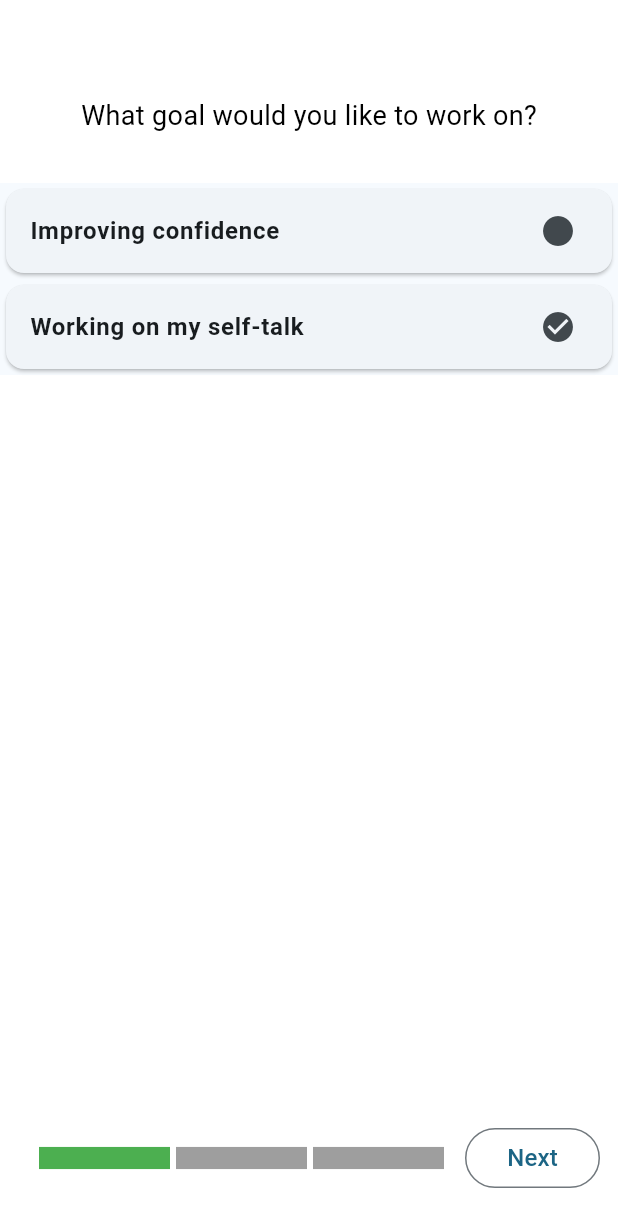
After one commit to lucampor/stepping_stones, a Flutter app: the screen it shows after launch, on a phone screen of 412 x 824 dp. The commit adds this screen. Shown: the top 1227 px of the screen. Run offline on Flutter 3.47's test engine with Material 2 defaults, Android fonts, the phone set to English and light mode, and no system bars; drawn by our look-alikes of step_progress_indicator.

Commit message:
start working on tutorial

```diff
--- a/lib/main.dart
+++ b/lib/main.dart
@@ -1,5 +1,6 @@
 import 'package:flutter/material.dart';
-import 'package:stepping_stones/main_screen/goal_page.dart';
+// import 'package:stepping_stones/main_screen/page.dart';
+import 'package:stepping_stones/tutorial/select_goal.dart';
 
 void main() {
   runApp(
@@ -21,7 +22,7 @@ class MyApp extends StatelessWidget {
         colorScheme: ColorScheme.fromSeed(seedColor: Colors.lightBlueAccent),
         useMaterial3: true,
       ),
-      home: const GoalPage(),//const JournalPage("Improving confidence"),
+      home: SelectGoal(), //const GoalPage(), const JournalPage("Improving confidence"),
     );
   }
 }
--- /dev/null
+++ b/lib/tutorial/select_goal.dart
@@ -0,0 +1,132 @@
+import 'package:step_progress_indicator/step_progress_indicator.dart';
+import 'package:flutter/material.dart';
+
+class SelectGoal extends StatefulWidget {
+  bool isSelected = false;
+
+  @override
+  State<SelectGoal> createState() => _SelectGoalState();
+}
+
+
+class _SelectGoalState extends State<SelectGoal> {
+  late bool _isSelected;
+
+  @override
+  void initState() {
+    super.initState();
+    _isSelected = widget.isSelected;
+  }
+
+  @override
+  Widget build(BuildContext context) {
+    var appBar = AppBar(
+        backgroundColor: Colors.lightBlue,//Theme.of(context).colorScheme.primary,
+        toolbarHeight: 70,
+        centerTitle: true,
+
+        title: const Center(
+          child: Text(
+            "My goals",
+            style: TextStyle(
+              fontSize: 30,
+              fontWeight: FontWeight.bold
+            ),
+          ),
+        ),
+    );
+
+    var nextButton = SizedBox(
+      width: 90,
+      height: 40,
+      child: OutlinedButton(
+        onPressed: (){print("test");},
+        child: const Center(
+          child: Text("Next",
+            style: TextStyle(
+              fontSize: 16,
+            ),
+            softWrap: true,
+            textAlign: TextAlign.center,
+          ),
+        )
+    ));
+
+    var descriptiveText =
+      Padding(
+              padding: const EdgeInsets.fromLTRB(0, 64, 0, 32),
+              child: const Center(child: Text(
+        "What goal would you like to work on?",
+        style: TextStyle(
+          fontSize: 18,
+          color: Colors.black,
+        ),
+    )));
+
+    var progressBar = Padding(
+      padding: const EdgeInsets.fromLTRB(12, 0, 12, 0),
+      child: StepProgressIndicator(
+        totalSteps: 3,
+        currentStep: 1,
+        size: 15,
+        selectedColor: Colors.green,
+        unselectedColor: Colors.black38,
+    ));
+
+    var progressAndProceed = Padding(
+              padding: const EdgeInsets.fromLTRB(12, 0, 12, 32),
+              child: Row(
+      children: <Widget>[
+          Expanded(child: progressBar),
+          nextButton,
+      ]
+    ));
+
+    return
+    Scaffold(
+      backgroundColor: Color(0xFFFFFFFF),
+      body: Column(
+        mainAxisAlignment: MainAxisAlignment.spaceBetween,
+        crossAxisAlignment: CrossAxisAlignment.stretch,
+      children: <Widget>[
+        Column(
+          children: <Widget>[
+        descriptiveText,
+         Material(
+          child: InkWell(
+          onTap: () {
+            setState(() {
+              _isSelected = false;
+            });
+          },
+          child: Card(
+              child: ListTile(
+            title: Text(
+              'Improving confidence',
+              style: TextStyle(fontWeight: FontWeight.bold),
+            ),
+            // subtitle: Text('Membuat pembayaran untuk diri sendiri'),
+            trailing: _isSelected ? const Icon(Icons.check_circle) : const Icon(Icons.circle),
+          )),
+        )),
+        Material(
+          child: InkWell(
+          onTap: () {
+            setState(() {
+              _isSelected = false;
+            });
+          },
+          child: Card(
+            child: ListTile(
+              title: Text('Working on my self-talk', style: TextStyle(fontWeight: FontWeight.bold)),
+              // subtitle: Text('Membuat pembayaran untuk organisasi'),
+              trailing: !_isSelected ? const Icon(Icons.check_circle) : const Icon(Icons.circle),
+            ),
+          ),
+        ))]),
+        progressAndProceed
+      ],
+    )
+    );
+  }
+}
```
Also changed, not shown: lib/tutorial/disclaimer.dart (+18 -2 lines), lib/tutorial/select_stones.dart (added, +165 -0 lines), pubspec.yaml (+4 -4 lines), pubspec.lock.
